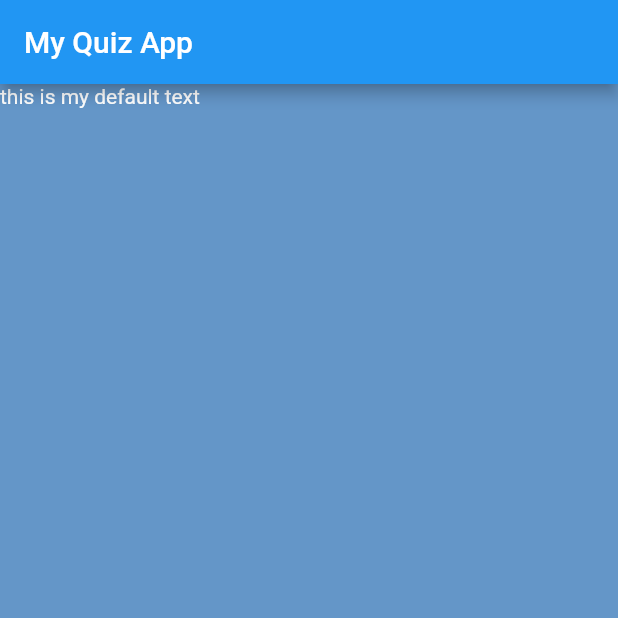
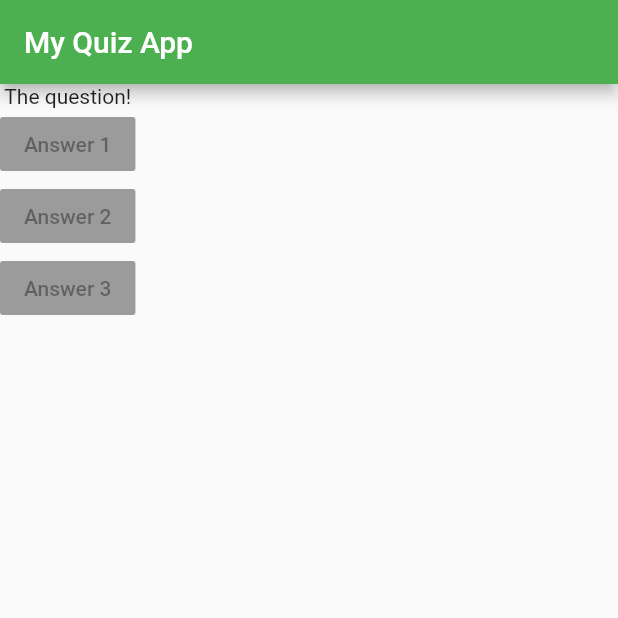
Before and after one commit to Mridul-Maurya/flutter-Simple-Quiz-App, a Flutter app: the screen it shows after launch, on a phone screen of 412 x 824 dp, the top half of it. Run offline on Flutter 3.47's test engine with Material 2 defaults, Android fonts, the phone set to English and light mode, and no system bars.

Commit message:
adding button in main

```diff
--- a/lib/main.dart
+++ b/lib/main.dart
@@ -7,13 +7,32 @@ void main() {
 class MyApp extends StatelessWidget {
   @override
   Widget build(BuildContext contaxt) {
+    var questions = [
+      'What\'s is your fevorite color?',
+      'What\'s is your fevorite animal?',
+    ];
     return MaterialApp(
         home: Scaffold(
-      backgroundColor: Color.fromRGBO(100, 150, 200, 70.0),
-      appBar: AppBar(
-        title: Text('My Quiz App'),
-      ),body: Text('this is my default text',
-      style:TextStyle(color: Colors.white),),
-    ));
+            appBar: AppBar(
+              backgroundColor: Colors.green,
+              title: Text('My Quiz App'),
+            ),
+            body: Column(
+              children: [
+                Text('The question!'),
+                RaisedButton(
+                  child: Text('Answer 1'),
+                  onPressed: null,
+                ),
+                RaisedButton(
+                  child: Text('Answer 2'),
+                  onPressed: null,
+                ),
+                RaisedButton(
+                  child: Text('Answer 3'),
+                  onPressed: null,
+                ),
+              ],
+            )));
   }
 }
```
